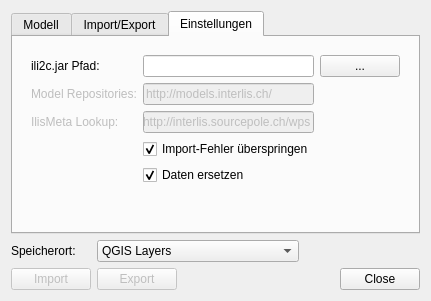
First picture: the form in qgis/interlis/ui_interlis.ui, repository sourcepole/ogrtools, before the edit.
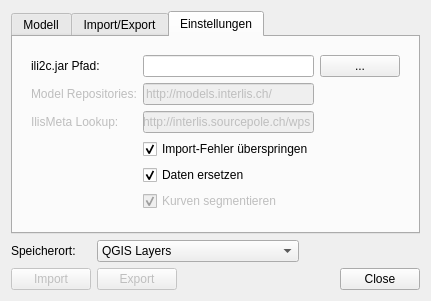
Second picture: the form after the edit. The open tabs and pages were chosen to show the change. Custom widgets are drawn as their Qt base class.

Commit message: Set OGR_STROKE_CURVE=True

Patch:
```diff
--- a/qgis/interlis/ui_interlis.ui
+++ b/qgis/interlis/ui_interlis.ui
@@ -309,6 +309,19 @@
            </widget>
           </item>
           <item row="5" column="1">
+           <widget class="QCheckBox" name="cbStrokeCurve">
+            <property name="enabled">
+             <bool>false</bool>
+            </property>
+            <property name="text">
+             <string>Kurven segmentieren</string>
+            </property>
+            <property name="checked">
+             <bool>true</bool>
+            </property>
+           </widget>
+          </item>
+          <item row="6" column="1">
            <spacer name="verticalSpacer_3">
             <property name="orientation">
              <enum>Qt::Vertical</enum>
```
The commit also changes 2 other files.
